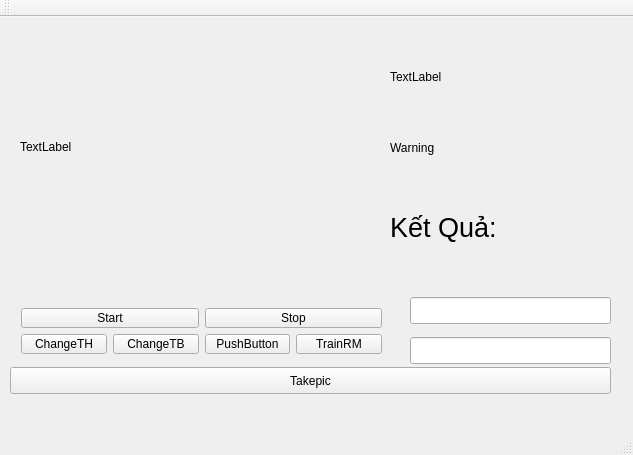
Before: the Qt Designer form SRC/TranCapstone/mainwindow.ui in nicknguyen071093/CapstoneProject, drawn with Qt 5.
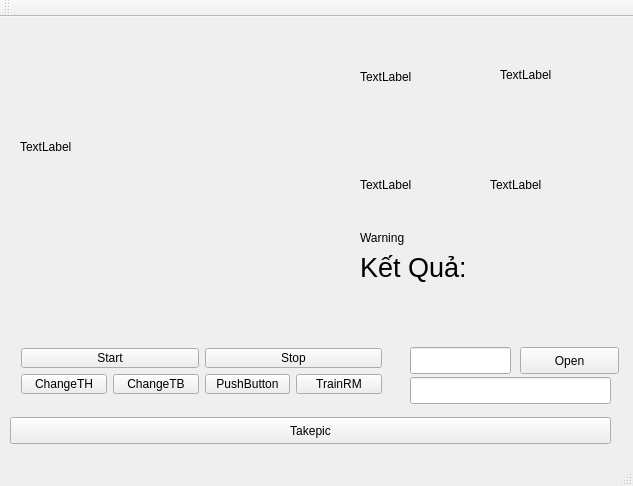
After: the same form once the commit is applied.

The edit to the form file:
```diff
--- a/SRC/TranCapstone/mainwindow.ui
+++ b/SRC/TranCapstone/mainwindow.ui
@@ -7,7 +7,7 @@
     <x>0</x>
     <y>0</y>
     <width>633</width>
-    <height>455</height>
+    <height>486</height>
    </rect>
   </property>
   <property name="windowTitle">
@@ -30,7 +30,7 @@
    <widget class="QLabel" name="lbSubtractedHand">
     <property name="geometry">
      <rect>
-      <x>390</x>
+      <x>360</x>
       <y>10</y>
       <width>100</width>
       <height>100</height>
@@ -44,7 +44,7 @@
     <property name="geometry">
      <rect>
       <x>10</x>
-      <y>280</y>
+      <y>320</y>
       <width>383</width>
       <height>68</height>
      </rect>
@@ -109,10 +109,10 @@
    <widget class="QLabel" name="lbWarning">
     <property name="geometry">
      <rect>
-      <x>390</x>
-      <y>90</y>
+      <x>360</x>
+      <y>200</y>
       <width>171</width>
-      <height>81</height>
+      <height>41</height>
      </rect>
     </property>
     <property name="sizePolicy">
@@ -135,17 +135,7 @@
     <property name="geometry">
      <rect>
       <x>410</x>
-      <y>280</y>
-      <width>201</width>
-      <height>27</height>
-     </rect>
-    </property>
-   </widget>
-   <widget class="QLineEdit" name="txtSTT">
-    <property name="geometry">
-     <rect>
-      <x>410</x>
-      <y>320</y>
+      <y>360</y>
       <width>201</width>
       <height>27</height>
      </rect>
@@ -155,7 +145,7 @@
     <property name="geometry">
      <rect>
       <x>10</x>
-      <y>350</y>
+      <y>400</y>
       <width>601</width>
       <height>27</height>
      </rect>
@@ -167,8 +157,8 @@
    <widget class="QLabel" name="lbResult">
     <property name="geometry">
      <rect>
-      <x>390</x>
-      <y>190</y>
+      <x>360</x>
+      <y>230</y>
       <width>181</width>
       <height>41</height>
      </rect>
@@ -182,6 +172,68 @@
      <string>Kết Quả:</string>
     </property>
    </widget>
+   <widget class="QLabel" name="imgBin">
+    <property name="geometry">
+     <rect>
+      <x>500</x>
+      <y>10</y>
+      <width>96</width>
+      <height>96</height>
+     </rect>
+    </property>
+    <property name="text">
+     <string>TextLabel</string>
+    </property>
+   </widget>
+   <widget class="QLabel" name="imgInner">
+    <property name="geometry">
+     <rect>
+      <x>360</x>
+      <y>120</y>
+      <width>96</width>
+      <height>96</height>
+     </rect>
+    </property>
+    <property name="text">
+     <string>TextLabel</string>
+    </property>
+   </widget>
+   <widget class="QLabel" name="imgXuong">
+    <property name="geometry">
+     <rect>
+      <x>490</x>
+      <y>120</y>
+      <width>96</width>
+      <height>96</height>
+     </rect>
+    </property>
+    <property name="text">
+     <string>TextLabel</string>
+    </property>
+   </widget>
+   <widget class="QLineEdit" name="txtName">
+    <property name="geometry">
+     <rect>
+      <x>410</x>
+      <y>330</y>
+      <width>101</width>
+      <height>27</height>
+     </rect>
+    </property>
+   </widget>
+   <widget class="QPushButton" name="pushButton_6">
+    <property name="geometry">
+     <rect>
+      <x>520</x>
+      <y>330</y>
+      <width>99</width>
+      <height>27</height>
+     </rect>
+    </property>
+    <property name="text">
+     <string>Open</string>
+    </property>
+   </widget>
   </widget>
   <widget class="QMenuBar" name="menuBar">
    <property name="geometry">
```
